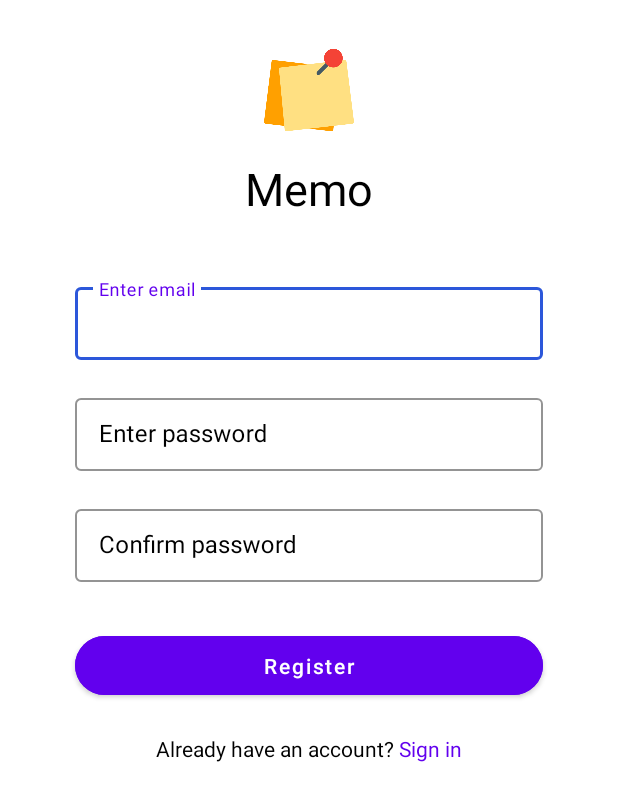
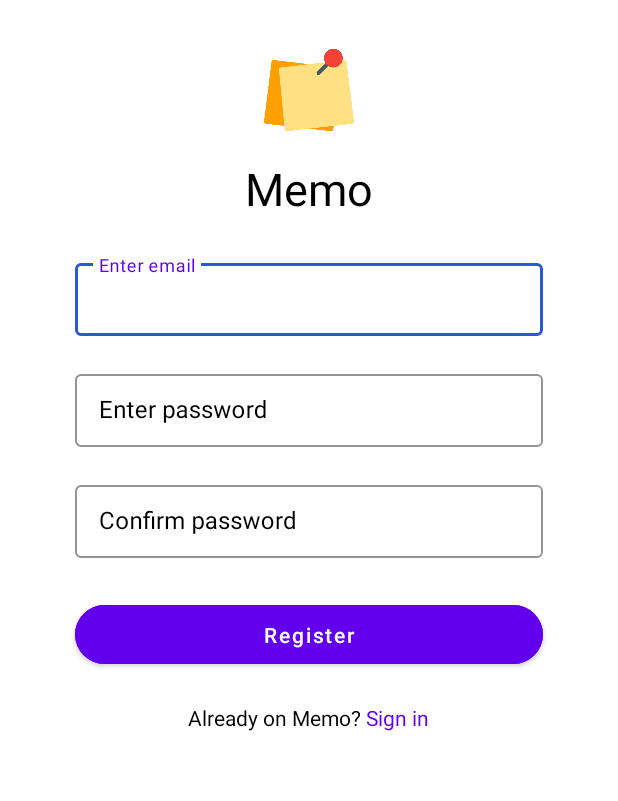
Before and after one commit to k-kyler/android-memo, an Android app: the layout activity_sign_up.xml on its own in the app's theme, with its tools: preview values and no code run, on a phone screen of 412 x 824 dp. Shown: the top 801 px of the screen. Run offline under Robolectric (Android 15) with nearby library versions, the phone set to English and light mode, and no system bars.

```diff
--- /dev/null
+++ b/app/src/main/res/drawable/progress_overlay.xml
@@ -0,0 +1,8 @@
+<?xml version="1.0" encoding="utf-8"?>
+<rotate android:pivotX="50%" android:pivotY="50%" android:fromDegrees="0" android:toDegrees="360" xmlns:android="http://schemas.android.com/apk/res/android">
+    <shape android:shape="ring" android:useLevel="false" android:thicknessRatio="8" android:innerRadiusRatio="3">
+        <gradient android:type="sweep" android:startColor="#00e676" android:endColor="#b9f6ca
+" android:angle="0" android:useLevel="false" />
+        <size android:width="50dp" android:height="50dp" />
+    </shape>
+</rotate>
--- a/app/src/main/res/layout/activity_sign_up.xml
+++ b/app/src/main/res/layout/activity_sign_up.xml
@@ -1,11 +1,10 @@
 <?xml version="1.0" encoding="utf-8"?>
-<LinearLayout
+<RelativeLayout
     xmlns:android="http://schemas.android.com/apk/res/android"
     xmlns:app="http://schemas.android.com/apk/res-auto"
     xmlns:tools="http://schemas.android.com/tools"
     android:layout_width="match_parent"
     android:layout_height="match_parent"
-    android:orientation="vertical"
     android:background="@color/white"
     tools:context=".SignUpActivity">
 
@@ -32,6 +31,7 @@
     </LinearLayout>
 
     <LinearLayout
+        android:layout_marginTop="130dp"
         android:gravity="center"
         android:orientation="vertical"
         android:layout_width="match_parent"
@@ -43,12 +43,12 @@
             android:padding="10dp"
             android:hint="Enter email"
             android:textColorHint="@color/black"
-            style="@style/CustomTextInputLayout"
             android:layout_width="match_parent"
-            android:layout_height="wrap_content">
+            android:layout_height="wrap_content"
+            style="@style/CustomTextInputLayout">
 
             <com.google.android.material.textfield.TextInputEditText
-                android:id="@+id/inputEmail"
+                android:id="@+id/signUpEmail"
                 android:importantForAutofill="no"
                 android:inputType="textEmailAddress"
                 android:layout_width="match_parent"
@@ -61,12 +61,12 @@
             android:padding="10dp"
             android:hint="Enter password"
             android:textColorHint="@color/black"
-            style="@style/CustomTextInputLayout"
             android:layout_width="match_parent"
-            android:layout_height="wrap_content">
+            android:layout_height="wrap_content"
+            style="@style/CustomTextInputLayout">
 
             <com.google.android.material.textfield.TextInputEditText
-                android:id="@+id/inputPassword"
+                android:id="@+id/signUpPassword"
                 android:importantForAutofill="no"
                 android:inputType="textPassword"
                 android:layout_width="match_parent"
@@ -79,12 +79,12 @@
             android:padding="10dp"
             android:hint="Confirm password"
             android:textColorHint="@color/black"
-            style="@style/CustomTextInputLayout"
             android:layout_width="match_parent"
-            android:layout_height="wrap_content">
+            android:layout_height="wrap_content"
+            style="@style/CustomTextInputLayout">
 
             <com.google.android.material.textfield.TextInputEditText
-                android:id="@+id/inputConfirmPassword"
+                android:id="@+id/signUpConfirmPassword"
                 android:importantForAutofill="no"
                 android:inputType="textPassword"
                 android:layout_width="match_parent"
@@ -93,11 +93,11 @@
         </com.google.android.material.textfield.TextInputLayout>
 
         <com.google.android.material.button.MaterialButton
+            android:id="@+id/signUpButton"
             app:cornerRadius="20dp"
             android:padding="10dp"
-            android:id="@+id/register"
             android:backgroundTint="@color/purple_500"
-            android:layout_marginTop="20dp"
+            android:layout_marginTop="15dp"
             android:text="Register"
             android:textAllCaps="false"
             android:textColor="@color/white"
@@ -114,12 +114,12 @@
 
             <TextView
                 android:textColor="@color/black"
-                android:text="Already have an account? "
+                android:text="Already on Memo? "
                 android:layout_width="match_parent"
                 android:layout_height="wrap_content" />
 
             <TextView
-                android:id="@+id/switchToSignIn"
+                android:id="@+id/switchToSignInButton"
                 android:textColor="@color/purple_500"
                 android:text="Sign in"
                 android:layout_width="match_parent"
@@ -129,4 +129,13 @@
 
     </LinearLayout>
 
-</LinearLayout>
+    <ProgressBar
+        android:id="@+id/progressBar"
+        android:layout_width="wrap_content"
+        android:layout_height="wrap_content"
+        android:layout_centerInParent="true"
+        android:visibility="gone"
+        android:indeterminate="true"
+        android:indeterminateDrawable="@drawable/progress_overlay" />
+
+</RelativeLayout>
```
Also changed, not shown: app/src/main/AndroidManifest.xml (+5 -2 lines), app/src/main/java/com/example/memo/SignUpActivity.java (+82 -0 lines).
